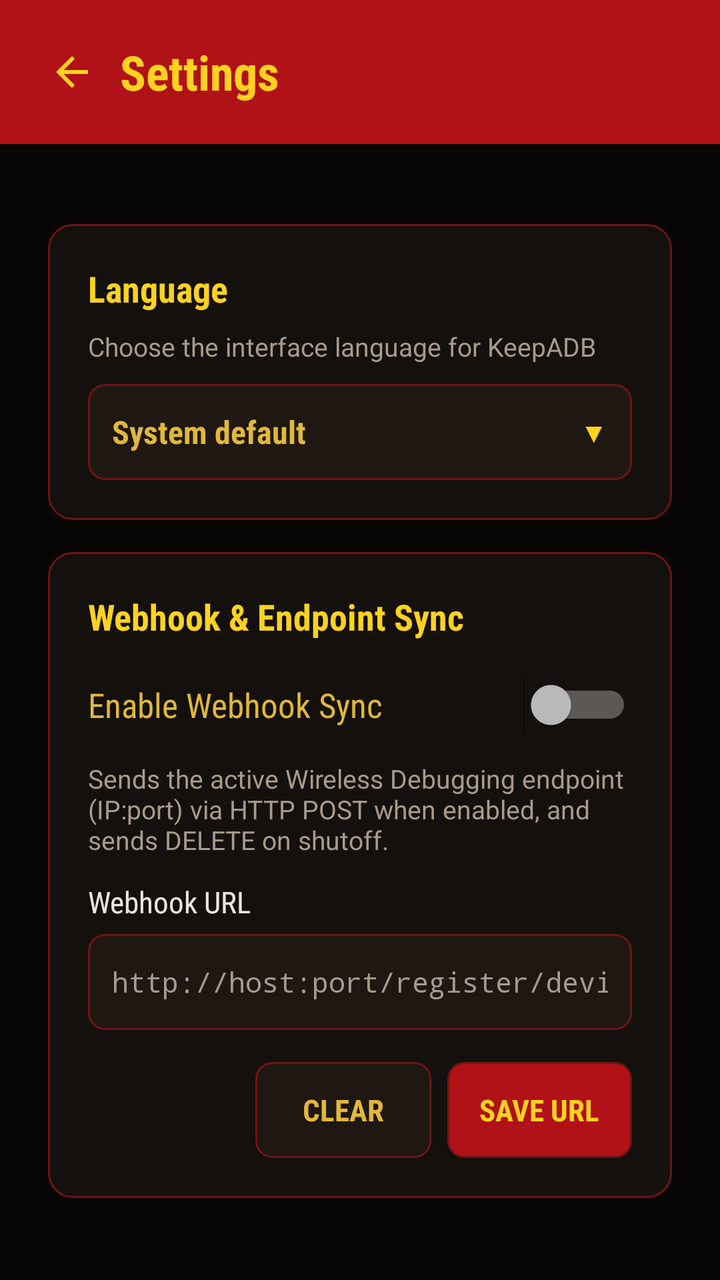
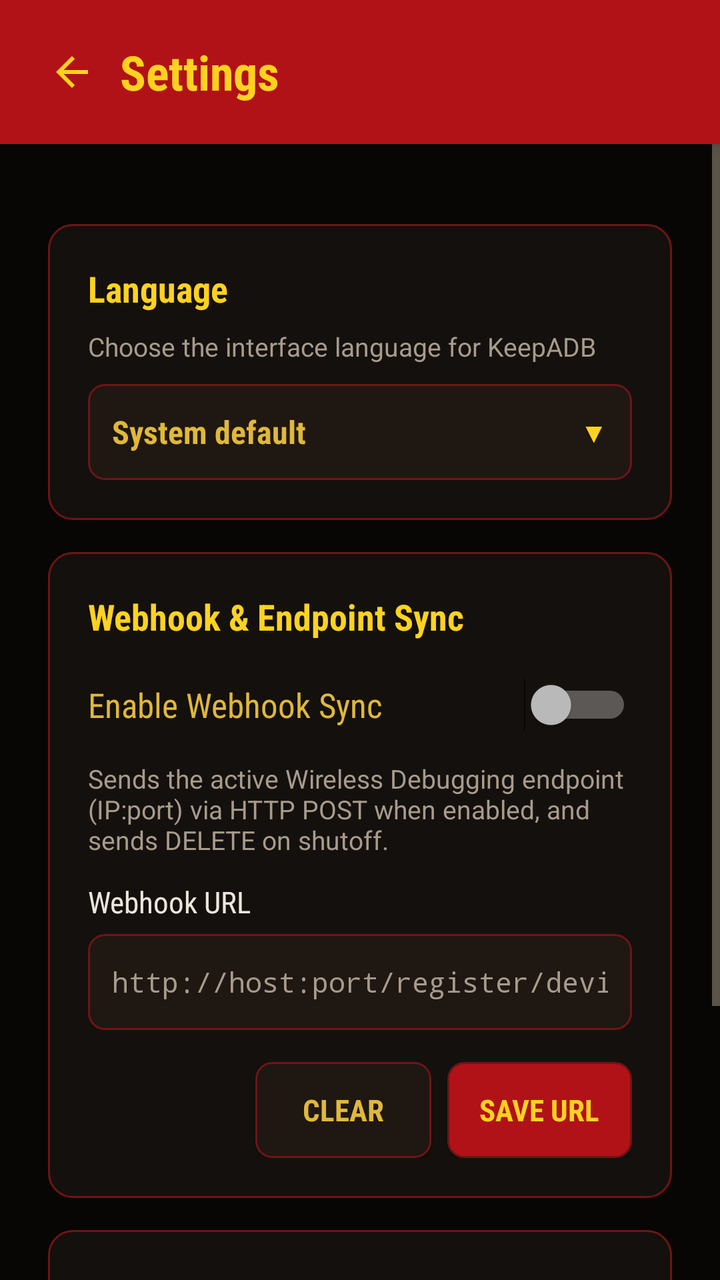

Two renders of the same Android screen: before a commit and after it. Below are the layout's source before the change and the commit's diff.
<!-- AndroidManifest.xml: application theme Theme.KeepADB -->
<!-- res/layout/activity_settings.xml -->
<?xml version="1.0" encoding="utf-8"?>
<LinearLayout xmlns:android="http://schemas.android.com/apk/res/android"
    android:layout_width="match_parent"
    android:layout_height="match_parent"
    android:background="@color/ground"
    android:orientation="vertical">

    
    <LinearLayout
        android:layout_width="match_parent"
        android:layout_height="wrap_content"
        android:background="@color/banner_red"
        android:elevation="4dp"
        android:gravity="center_vertical"
        android:orientation="horizontal"
        android:padding="12dp">

        <ImageButton
            android:id="@+id/btn_back"
            android:layout_width="48dp"
            android:layout_height="48dp"
            android:background="@drawable/bg_btn_header"
            android:contentDescription="@string/back"
            android:padding="12dp"
            android:src="@drawable/ic_arrow_back" />

        <TextView
            android:layout_width="0dp"
            android:layout_height="wrap_content"
            android:layout_weight="1"
            android:fontFamily="sans-serif-condensed"
            android:text="@string/title_settings"
            android:textColor="@color/title_yellow"
            android:textSize="24sp"
            android:textStyle="bold" />
    </LinearLayout>

    <ScrollView
        android:layout_width="match_parent"
        android:layout_height="0dp"
        android:layout_weight="1"
        android:fillViewport="true">

    <LinearLayout
        android:layout_width="match_parent"
        android:layout_height="wrap_content"
        android:orientation="vertical"
        android:padding="24dp">

        
        <LinearLayout
            android:id="@+id/settings_permission_panel"
            android:layout_width="match_parent"
            android:layout_height="wrap_content"
            android:layout_marginTop="16dp"
            android:background="@drawable/bg_panel"
            android:orientation="vertical"
            android:visibility="gone">

            <TextView
                android:layout_width="match_parent"
                android:layout_height="wrap_content"
                android:fontFamily="sans-serif-condensed"
                android:text="@string/setup_title"
                android:textColor="@color/title_yellow"
                android:textSize="18sp"
                android:textStyle="bold" />

            <TextView
                android:layout_width="match_parent"
                android:layout_height="wrap_content"
                android:layout_marginTop="8dp"
                android:fontFamily="sans-serif"
                android:text="@string/settings_permission_warning"
                android:textColor="@color/night_text"
                android:textSize="13sp" />
        </LinearLayout>

        
        <LinearLayout
            android:id="@+id/settings_language_panel"
            android:layout_width="match_parent"
            android:layout_height="wrap_content"
            android:layout_marginTop="16dp"
            android:background="@drawable/bg_panel"
            android:orientation="vertical">

            <TextView
                android:layout_width="match_parent"
                android:layout_height="wrap_content"
                android:layout_marginBottom="8dp"
                android:fontFamily="sans-serif-condensed"
                android:text="@string/settings_section_language"
                android:textColor="@color/title_yellow"
                android:textSize="18sp"
                android:textStyle="bold" />

            <TextView
                android:layout_width="match_parent"
                android:layout_height="wrap_content"
                android:fontFamily="sans-serif"
                android:text="@string/settings_language_subtext"
                android:textColor="@color/night_muted"
                android:textSize="13sp" />

            <LinearLayout
                android:id="@+id/settings_language_selector"
                android:layout_width="match_parent"
                android:layout_height="wrap_content"
                android:layout_marginTop="10dp"
                android:background="@drawable/bg_card_clickable"
                android:clickable="true"
                android:contentDescription="@string/settings_language_label"
                android:focusable="true"
                android:gravity="center_vertical"
                android:minHeight="48dp"
                android:orientation="horizontal"
                android:padding="12dp">

                <TextView
                    android:id="@+id/settings_language_selected_text"
                    android:layout_width="0dp"
                    android:layout_height="wrap_content"
                    android:layout_weight="1"
                    android:fontFamily="sans-serif-condensed"
                    android:text="@string/settings_language_system_default"
                    android:textColor="@color/text_yellow"
                    android:textSize="16sp"
                    android:textStyle="bold" />

                <TextView
                    android:layout_width="wrap_content"
                    android:layout_height="wrap_content"
                    android:fontFamily="sans-serif-condensed"
                    android:text="▼"
                    android:textColor="@color/title_yellow"
                    android:textSize="14sp" />
            </LinearLayout>
        </LinearLayout>

        
        <LinearLayout
            android:id="@+id/settings_webhook_panel"
            android:layout_width="match_parent"
            android:layout_height="wrap_content"
            android:layout_marginTop="16dp"
            android:background="@drawable/bg_panel"
            android:orientation="vertical">

            <TextView
                android:layout_width="match_parent"
                android:layout_height="wrap_content"
                android:layout_marginBottom="8dp"
                android:fontFamily="sans-serif-condensed"
                android:text="@string/settings_webhook_title"
                android:textColor="@color/title_yellow"
                android:textSize="18sp"
                android:textStyle="bold" />

            <Switch
                android:id="@+id/settings_webhook_toggle"
                android:layout_width="match_parent"
                android:layout_height="wrap_content"
                android:minHeight="48dp"
                android:fontFamily="sans-serif-condensed"
                android:text="@string/settings_webhook_toggle"
                android:textColor="@color/text_yellow"
                android:textSize="17sp" />

            <TextView
                android:layout_width="match_parent"
                android:layout_height="wrap_content"
                android:layout_marginTop="4dp"
                android:layout_marginBottom="12dp"
                android:fontFamily="sans-serif"
                android:text="@string/settings_webhook_subtext"
                android:textColor="@color/night_muted"
                android:textSize="13sp" />

            <TextView
                android:layout_width="match_parent"
                android:layout_height="wrap_content"
                android:fontFamily="sans-serif-condensed"
                android:text="@string/settings_webhook_url_label"
                android:textColor="@color/night_text"
                android:textSize="15sp" />

            <EditText
                android:id="@+id/settings_webhook_url"
                android:layout_width="match_parent"
                android:layout_height="wrap_content"
                android:layout_marginTop="6dp"
                android:background="@drawable/bg_input"
                android:fontFamily="monospace"
                android:hint="@string/settings_webhook_url_hint"
                android:inputType="textUri"
                android:minHeight="48dp"
                android:padding="12dp"
                android:textColor="@color/night_text"
                android:textColorHint="@color/night_muted"
                android:textSize="14sp" />

            <TextView
                android:id="@+id/settings_webhook_error"
                android:layout_width="match_parent"
                android:layout_height="wrap_content"
                android:layout_marginTop="6dp"
                android:fontFamily="sans-serif"
                android:textColor="@color/link_red"
                android:textSize="13sp"
                android:visibility="gone" />

            <LinearLayout
                android:layout_width="match_parent"
                android:layout_height="wrap_content"
                android:layout_marginTop="16dp"
                android:gravity="end"
                android:orientation="horizontal">

                <Button
                    android:id="@+id/settings_webhook_clear"
                    android:layout_width="wrap_content"
                    android:layout_height="wrap_content"
                    android:layout_marginEnd="8dp"
                    android:background="@drawable/bg_btn_secondary"
                    android:fontFamily="sans-serif-condensed"
                    android:minHeight="48dp"
                    android:paddingStart="16dp"
                    android:paddingTop="8dp"
                    android:paddingEnd="16dp"
                    android:paddingBottom="8dp"
                    android:text="@string/settings_webhook_btn_clear"
                    android:textColor="@color/text_yellow"
                    android:textSize="15sp"
                    android:textStyle="bold" />

                <Button
                    android:id="@+id/settings_webhook_save"
                    android:layout_width="wrap_content"
                    android:layout_height="wrap_content"
                    android:background="@drawable/bg_btn_primary"
                    android:fontFamily="sans-serif-condensed"
                    android:minHeight="48dp"
                    android:paddingStart="16dp"
                    android:paddingTop="8dp"
                    android:paddingEnd="16dp"
                    android:paddingBottom="8dp"
                    android:text="@string/settings_webhook_btn_save"
                    android:textColor="@color/title_yellow"
                    android:textSize="15sp"
                    android:textStyle="bold" />
            </LinearLayout>
        </LinearLayout>

    </LinearLayout>
    </ScrollView>
</LinearLayout>
<!-- resources referenced by this layout -->
<resources>
  <color name="banner_red">#B11218</color>
  <color name="ground">#080604</color>
  <color name="link_red">#E23A2E</color>
  <color name="night_muted">#A79B8C</color>
  <color name="night_text">#EDE6DC</color>
  <color name="text_yellow">#E0B83A</color>
  <color name="title_yellow">#FFD21F</color>
  <!-- drawable bg_input (drawable) -->
  <?xml version="1.0" encoding="utf-8"?>
  <selector xmlns:android="http://schemas.android.com/apk/res/android">
      <item android:state_focused="true">
          <shape>
              <solid android:color="@color/panel_strong" />
              <stroke android:width="1.5dp" android:color="@color/title_yellow" />
              <corners android:radius="@dimen/radius_control" />
          </shape>
      </item>
      <item>
          <shape>
              <solid android:color="@color/panel_strong" />
              <stroke android:width="1dp" android:color="@color/border_red" />
              <corners android:radius="@dimen/radius_control" />
          </shape>
      </item>
  </selector>
  <!-- drawable bg_panel (drawable) -->
  <?xml version="1.0" encoding="utf-8"?>
  <shape xmlns:android="http://schemas.android.com/apk/res/android">
      <solid android:color="@color/panel" />
      <stroke android:width="1dp" android:color="@color/border_red" />
      <corners android:radius="@dimen/radius_panel" />
      <padding android:left="20dp" android:top="20dp" android:right="20dp" android:bottom="20dp" />
  </shape>
  <!-- drawable ic_arrow_back (drawable) -->
  <?xml version="1.0" encoding="utf-8"?>
  <vector xmlns:android="http://schemas.android.com/apk/res/android"
      android:autoMirrored="true"
      android:width="24dp"
      android:height="24dp"
      android:viewportWidth="24"
      android:viewportHeight="24"
      android:tint="@color/title_yellow">
      <path
          android:fillColor="@android:color/white"
          android:pathData="M20,11H7.83l5.59,-5.59L12,4l-8,8 8,8 1.41,-1.41L7.83,13H20v-2z" />
  </vector>
  <string name="back">Back</string>
  <string name="settings_language_label">App Language</string>
  <string name="settings_language_subtext">Choose the interface language for KeepADB</string>
  <string name="settings_language_system_default">System default</string>
  <string name="settings_permission_warning">System permission WRITE_SECURE_SETTINGS missing. KeepADB cannot toggle Wireless Debugging until permission is granted.</string>
  <string name="settings_section_language">Language</string>
  <string name="settings_webhook_btn_clear">Clear</string>
  <string name="settings_webhook_btn_save">Save URL</string>
  <string name="settings_webhook_subtext">Sends the active Wireless Debugging endpoint (IP:port) via HTTP POST when enabled, and sends DELETE on shutoff.</string>
  <string name="settings_webhook_title">Webhook &amp; Endpoint Sync</string>
  <string name="settings_webhook_toggle">Enable Webhook Sync</string>
  <string name="settings_webhook_url_hint">http://host:port/register/device</string>
  <string name="settings_webhook_url_label">Webhook URL</string>
  <string name="setup_title">First-time setup</string>
  <string name="title_settings">Settings</string>
  <color name="primary_red">#D01822</color>
  <dimen name="radius_small">4dp</dimen>
  <color name="bright_yellow">#FFE15A</color>
  <dimen name="radius_control">8dp</dimen>
  <color name="border_red">#6E1516</color>
  <color name="panel_strong">#1F1712</color>
  <color name="panel">#14100D</color>
  <dimen name="radius_panel">12dp</dimen>
  <!-- unchanged entries left out for length: 5 -->
</resources>

<!-- the commit's change to res/layout/activity_settings.xml (unified diff, before → after) -->
@@ -252,6 +252,35 @@
             </LinearLayout>
         </LinearLayout>
 
+        
+        <LinearLayout
+            android:id="@+id/settings_security_panel"
+            android:layout_width="match_parent"
+            android:layout_height="wrap_content"
+            android:layout_marginTop="16dp"
+            android:background="@drawable/bg_panel"
+            android:orientation="vertical">
+
+            <TextView
+                android:layout_width="match_parent"
+                android:layout_height="wrap_content"
+                android:layout_marginBottom="8dp"
+                android:fontFamily="sans-serif-condensed"
+                android:text="@string/settings_section_security"
+                android:textColor="@color/title_yellow"
+                android:textSize="18sp"
+                android:textStyle="bold" />
+
+            <TextView
+                android:layout_width="match_parent"
+                android:layout_height="wrap_content"
+                android:fontFamily="sans-serif"
+                android:lineSpacingExtra="3dp"
+                android:text="@string/settings_security_body"
+                android:textColor="@color/night_text"
+                android:textSize="13sp" />
+        </LinearLayout>
+
     </LinearLayout>
     </ScrollView>
 </LinearLayout>
<!-- resource entries referenced after the edit -->
@@ -52,6 +52,8 @@
   <string name="settings_language_system_default">System default</string>
   <string name="settings_permission_warning">System permission WRITE_SECURE_SETTINGS missing. KeepADB cannot toggle Wireless Debugging until permission is granted.</string>
   <string name="settings_section_language">Language</string>
+  <string name="settings_section_security">Security &amp; Network Advice</string>
+  <string name="settings_security_body">Wireless Debugging opens a network port for ADB. Use Keep-Alive primarily on trusted private Wi-Fi networks or VPNs. Turn off Wireless Debugging when connecting to public hotspots, and never accept unexpected pairing or authorization prompts.</string>
   <string name="settings_webhook_btn_clear">Clear</string>
   <string name="settings_webhook_btn_save">Save URL</string>
   <string name="settings_webhook_subtext">Sends the active Wireless Debugging endpoint (IP:port) via HTTP POST when enabled, and sends DELETE on shutoff.</string>
